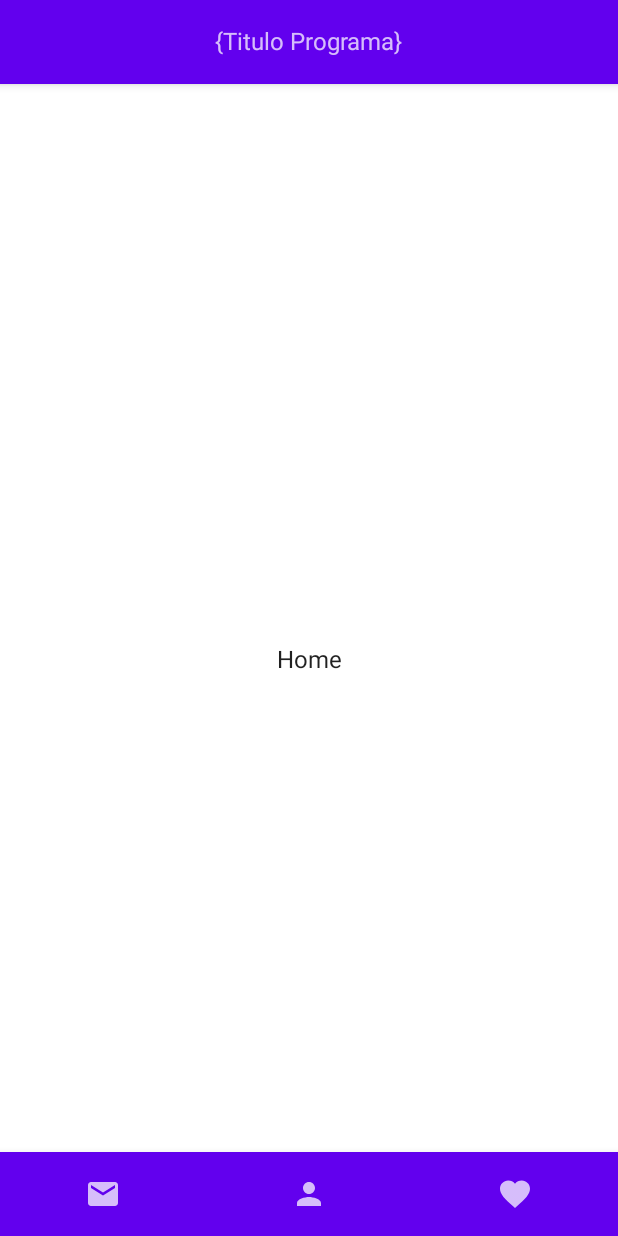
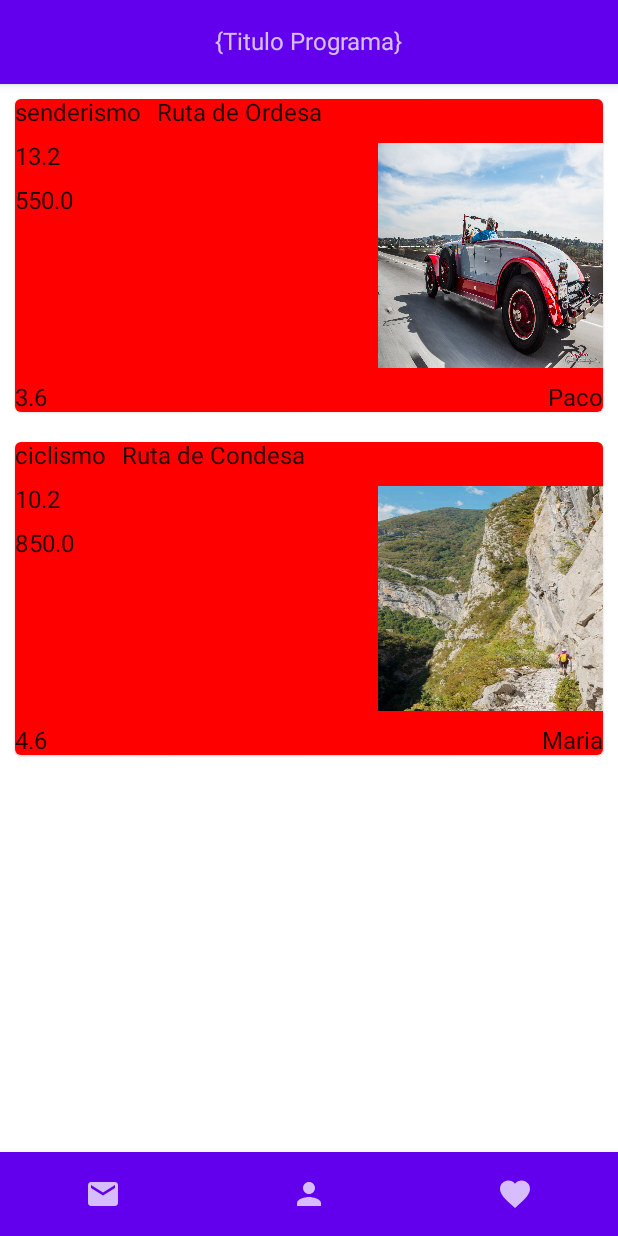
Before and after one commit to KiKoteKa/intermodular_android, an Android app built with Jetpack Compose: the screen it shows after launch (MainActivity), after a tap on "Login", on a phone screen of 412 x 824 dp. Run offline under Robolectric (Android 15) with nearby library versions, the phone set to English and light mode, and no system bars.

Commit message:
Hice un card improvisado. PD: el diseño es horrible. Era para ver si cargaban unas cosas

```diff
--- a/app/src/main/java/zubkov/vadim/pruebasandroiddiseo/Screens/Homes/Home1.kt
+++ b/app/src/main/java/zubkov/vadim/pruebasandroiddiseo/Screens/Homes/Home1.kt
@@ -1,8 +1,15 @@
 package zubkov.vadim.pruebasandroiddiseo.Screens.Homes
 
 import androidx.compose.animation.core.MutableTransitionState
+import androidx.compose.foundation.gestures.scrollable
+import androidx.compose.foundation.layout.Arrangement
 import androidx.compose.foundation.layout.Box
+import androidx.compose.foundation.layout.Column
 import androidx.compose.foundation.layout.fillMaxSize
+import androidx.compose.foundation.lazy.LazyColumn
+import androidx.compose.foundation.lazy.items
+import androidx.compose.foundation.rememberScrollState
+import androidx.compose.foundation.verticalScroll
 import androidx.compose.material.Scaffold
 import androidx.compose.material.Text
 import androidx.compose.runtime.Composable
@@ -10,9 +17,26 @@ import androidx.compose.runtime.remember
 import androidx.compose.ui.Alignment
 import androidx.compose.ui.Modifier
 import androidx.navigation.NavHostController
+import zubkov.vadim.pruebasandroiddiseo.Screens.Homes.Models.MainCard
 import zubkov.vadim.pruebasandroiddiseo.Screens.Logins.Inicio
 import zubkov.vadim.pruebasandroiddiseo.Screens.Models.BottomBarContent
 import zubkov.vadim.pruebasandroiddiseo.Screens.Models.TopBarContent
+
+data class ContentRutas(
+    val nombre:String,
+    val imagen: Int,
+    val km: Double,
+    val lat: Double,
+    val dificultad: String,
+    val tipoDeRuta: String,
+    val usuarioPublicado: String,
+    val rating: Double
+)
+
+private val rutas : MutableList<ContentRutas> = mutableListOf(
+    ContentRutas("Ruta de Ordesa",1,13.2,550.0,"dificil","senderismo","Paco",3.6),
+    ContentRutas("Ruta de Condesa",2,10.2,850.0,"mediana","ciclismo","Maria",4.6)
+)
 
 @Composable
 fun HomeScreenOne(navigationController: NavHostController) {
@@ -20,12 +44,13 @@ fun HomeScreenOne(navigationController: NavHostController) {
         topBar = { TopBarContent() },
         bottomBar = { BottomBarContent(navigationController) }
     ) {
-        Box(
+        LazyColumn(
             modifier = Modifier
-                .fillMaxSize(),
-            contentAlignment = Alignment.Center
+                .fillMaxSize()
         ) {
-            Text("Home")
+            items(rutas) { rutas ->
+                MainCard(contendioRutas = rutas)
+            }
         }
     }
 }
--- /dev/null
+++ b/app/src/main/java/zubkov/vadim/pruebasandroiddiseo/Screens/Homes/Models/Card.kt
@@ -0,0 +1,109 @@
+package zubkov.vadim.pruebasandroiddiseo.Screens.Homes.Models
+
+import androidx.compose.foundation.Image
+import androidx.compose.foundation.layout.*
+import androidx.compose.material.Card
+import androidx.compose.material.Text
+import androidx.compose.runtime.Composable
+import androidx.compose.ui.Modifier
+import androidx.compose.ui.graphics.Color
+import androidx.compose.ui.layout.ContentScale
+import androidx.compose.ui.res.painterResource
+import androidx.compose.ui.unit.dp
+import zubkov.vadim.pruebasandroiddiseo.R
+import zubkov.vadim.pruebasandroiddiseo.Screens.Homes.ContentRutas
+
+@Composable
+fun MainCard(contendioRutas: ContentRutas){
+    Card(
+        modifier = Modifier
+            .fillMaxWidth()
+            .padding(10.dp),
+        backgroundColor = Color.Red
+    ){
+        Column() {
+            Row(){
+                TipoRuta(tipoRuta = contendioRutas)
+                Spacer(modifier = Modifier.padding(5.dp))
+                TituloRuta(tituloRuta = contendioRutas)
+            }
+            Spacer(Modifier.padding(5.dp))
+            Row(){
+                Column() {
+                    Distancia(distancia = contendioRutas)
+                    Spacer(Modifier.padding(5.dp))
+                    Desnivel(desnivel = contendioRutas)
+                }
+                Spacer(modifier = Modifier.weight(1f))
+                Imagen(imagen = contendioRutas)
+            }
+            Spacer(Modifier.padding(5.dp))
+            Row(){
+                Likes(likes = contendioRutas)
+                Spacer(modifier = Modifier.weight(1f))
+                Usuario(usuario = contendioRutas)
+            }
+        }
+    }
+}
+
+@Composable
+fun TipoRuta(tipoRuta: ContentRutas){
+    Text(
+        text = tipoRuta.tipoDeRuta
+    )
+}
+
+@Composable
+fun TituloRuta(tituloRuta: ContentRutas){
+    Text(
+        text = tituloRuta.nombre
+    )
+}
+
+@Composable
+fun Distancia(distancia: ContentRutas){
+    Text(
+        text = "${distancia.km}"
+    )
+}
+
+@Composable
+fun Desnivel(desnivel: ContentRutas){
+    Text(
+        text = "${desnivel.lat}"
+    )
+}
+
+@Composable
+fun Imagen(imagen: ContentRutas){
+    var imagenes = when (imagen.imagen){
+        1 -> R.drawable.foto
+        2 -> R.drawable.background
+        else -> R.drawable.foto
+    }
+    Box(
+        modifier = Modifier
+            .size(150.dp)
+    ){
+        Image(
+            painterResource(id = imagenes),
+            contentDescription = "",
+            contentScale = ContentScale.FillBounds
+        )
+    }
+}
+
+@Composable
+fun Usuario(usuario: ContentRutas){
+    Text(
+        text = usuario.usuarioPublicado
+    )
+}
+
+@Composable
+fun Likes(likes: ContentRutas){
+    Text(
+        text = "${likes.rating}"
+    )
+}
```
